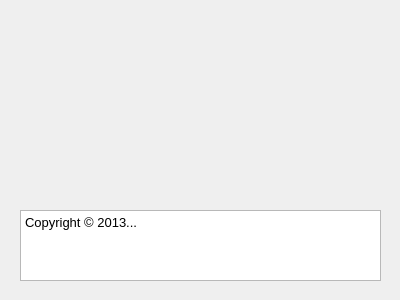
Qt form applications/mne_x/plugins/triggercontrol/FormFiles/triggercontrolabout.ui (mne-tools/mne-cpp) before a commit.
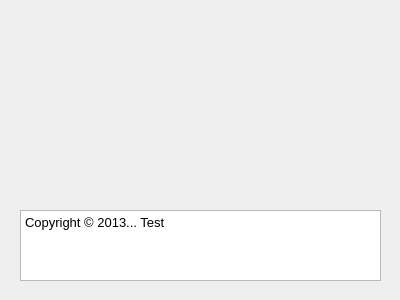
The same form after that commit.

The edit to the form file:
```diff
--- a/applications/mne_x/plugins/triggercontrol/FormFiles/triggercontrolabout.ui
+++ b/applications/mne_x/plugins/triggercontrol/FormFiles/triggercontrolabout.ui
@@ -48,7 +48,7 @@
 &lt;table border=&quot;0&quot; style=&quot;-qt-table-type: root; margin-top:4px; margin-bottom:4px; margin-left:4px; margin-right:4px;&quot;&gt;
 &lt;tr&gt;
 &lt;td style=&quot;border: none;&quot;&gt;
-&lt;p style=&quot; margin-top:0px; margin-bottom:0px; margin-left:0px; margin-right:0px; -qt-block-indent:0; text-indent:0px;&quot;&gt;&lt;span style=&quot; font-family:'Sans'; font-size:10pt;&quot;&gt;Copyright © 2013...&lt;/span&gt;&lt;/p&gt;&lt;/td&gt;&lt;/tr&gt;&lt;/table&gt;&lt;/body&gt;&lt;/html&gt;</string>
+&lt;p style=&quot; margin-top:0px; margin-bottom:0px; margin-left:0px; margin-right:0px; -qt-block-indent:0; text-indent:0px;&quot;&gt;&lt;span style=&quot; font-family:'Sans'; font-size:10pt;&quot;&gt;Copyright © 2013... Test&lt;/span&gt;&lt;/p&gt;&lt;/td&gt;&lt;/tr&gt;&lt;/table&gt;&lt;/body&gt;&lt;/html&gt;</string>
    </property>
   </widget>
  </widget>
```
